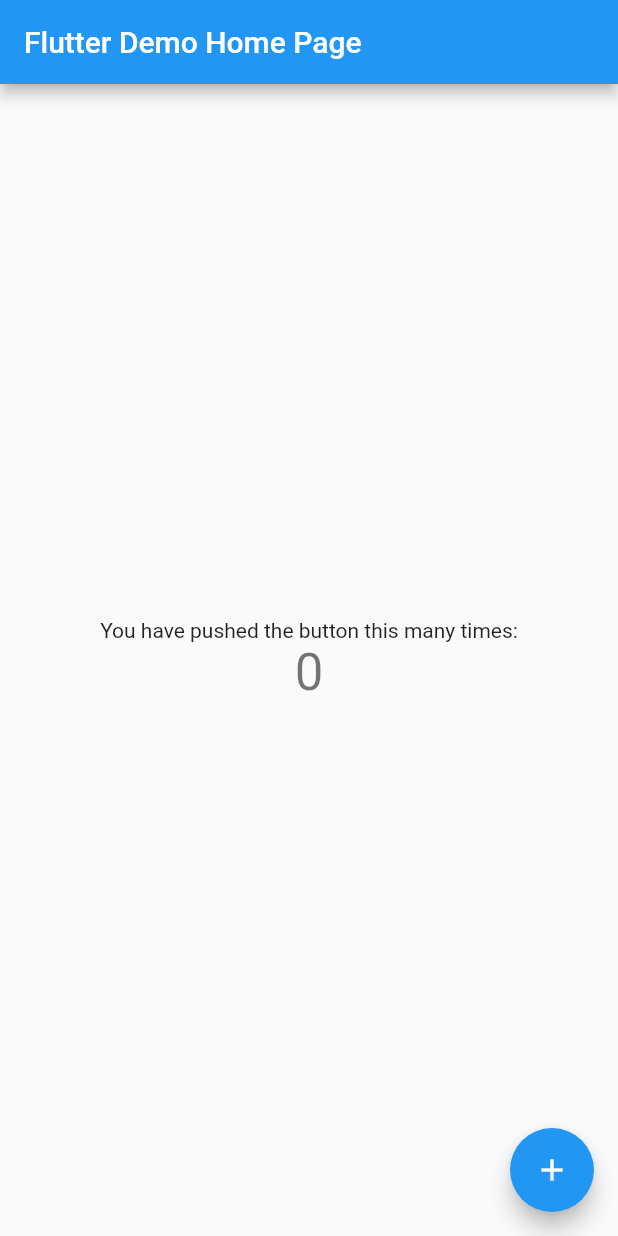
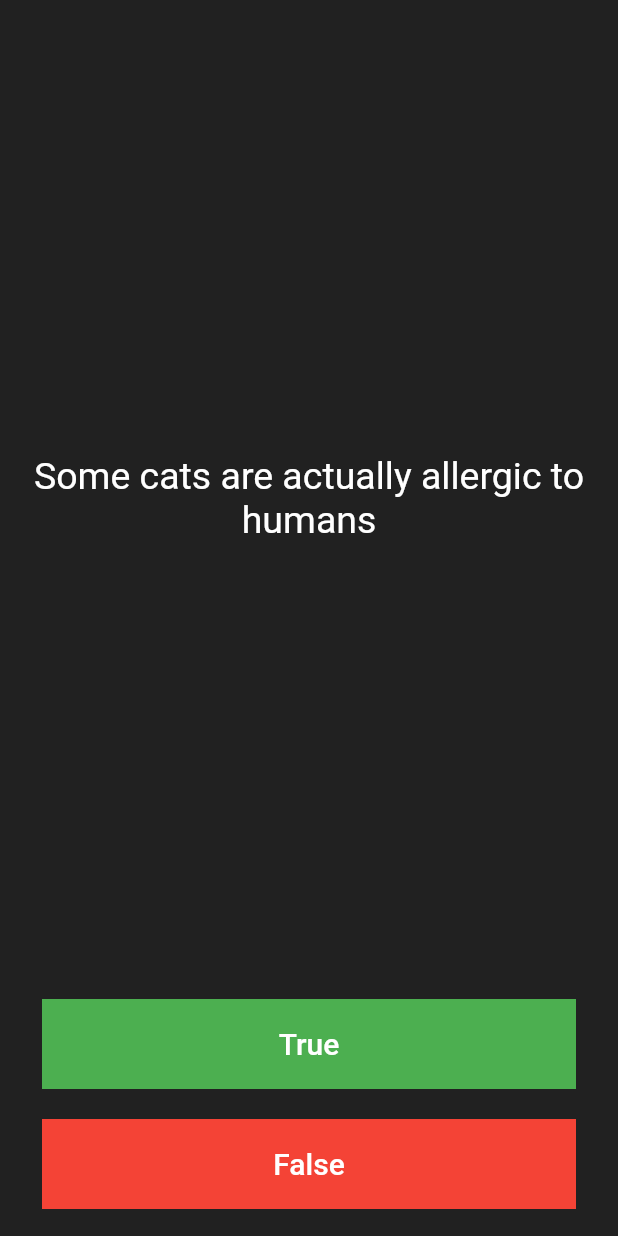
Before and after one commit to YogeshSinghNegi/Flutter-Quizzler, a Flutter app: the screen it shows after launch, on a phone screen of 412 x 824 dp. Run offline on Flutter 3.47's test engine with Material 2 defaults, Android fonts, the phone set to English and light mode, and no system bars; our stand-ins replace rflutter_alert.

Commit message:
Final Code

```diff
--- /dev/null
+++ b/quizzler/lib/Question.dart
@@ -0,0 +1,6 @@
+class Question {
+  String questionText;
+  bool questionAnswer;
+
+  Question(this.questionText, this.questionAnswer);
+}
--- /dev/null
+++ b/quizzler/lib/Quiz_brain.dart
@@ -0,0 +1,53 @@
+import 'package:quizzler/Question.dart';
+
+class QuizBrain {
+  var _quesNumber = 0;
+  List<Question> _quesAnswer = [
+    Question('Some cats are actually allergic to humans', true),
+    Question('You can lead a cow down stairs but not up stairs.', false),
+    Question('Approximately one quarter of human bones are in the feet.', true),
+    Question('A slug\'s blood is green.', true),
+    Question('Buzz Aldrin\'s mother\'s maiden name was \"Moon\".', true),
+    Question('It is illegal to pee in the Ocean in Portugal.', true),
+    Question(
+        'No piece of square dry paper can be folded in half more than 7 times.',
+        false),
+    Question(
+        'In London, UK, if you happen to die in the House of Parliament, you are technically entitled to a state funeral, because the building is considered too sacred a place.',
+        true),
+    Question(
+        'The loudest sound produced by any animal is 188 decibels. That animal is the African Elephant.',
+        false),
+    Question(
+        'The total surface area of two human lungs is approximately 70 square metres.',
+        true),
+    Question('Google was originally called \"Backrub\".', true),
+    Question(
+        'Chocolate affects a dog\'s heart and nervous system; a few ounces are enough to kill a small dog.',
+        true),
+    Question(
+        'In West Virginia, USA, if you accidentally hit an animal with your car, you are free to take it home to eat.',
+        true),
+  ];
+
+  void resetQuiz() {
+    _quesNumber = 0;
+  }
+
+  bool nextQuestion() {
+    if (_quesNumber < _quesAnswer.length - 1) {
+      _quesNumber++;
+    } else {
+      return false;
+    }
+    return true;
+  }
+
+  String getQuestionText() {
+    return _quesAnswer[_quesNumber].questionText;
+  }
+
+  bool getQuestionAnswer() {
+    return _quesAnswer[_quesNumber].questionAnswer;
+  }
+}
--- a/quizzler/lib/main.dart
+++ b/quizzler/lib/main.dart
@@ -1,111 +1,140 @@
 import 'package:flutter/material.dart';
+import 'package:quizzler/Quiz_brain.dart';
+import 'package:rflutter_alert/rflutter_alert.dart';
 
-void main() => runApp(MyApp());
+QuizBrain quizBrain = QuizBrain();
 
-class MyApp extends StatelessWidget {
-  // This widget is the root of your application.
+void main() => runApp(Quizzler());
+
+class Quizzler extends StatelessWidget {
   @override
   Widget build(BuildContext context) {
     return MaterialApp(
-      title: 'Flutter Demo',
-      theme: ThemeData(
-        // This is the theme of your application.
-        //
-        // Try running your application with "flutter run". You'll see the
-        // application has a blue toolbar. Then, without quitting the app, try
-        // changing the primarySwatch below to Colors.green and then invoke
-        // "hot reload" (press "r" in the console where you ran "flutter run",
-        // or simply save your changes to "hot reload" in a Flutter IDE).
-        // Notice that the counter didn't reset back to zero; the application
-        // is not restarted.
-        primarySwatch: Colors.blue,
+      home: Scaffold(
+        backgroundColor: Colors.grey.shade900,
+        body: SafeArea(
+          child: Padding(
+            padding: const EdgeInsets.all(8.0),
+            child: QuizPage(),
+          ),
+        ),
       ),
-      home: MyHomePage(title: 'Flutter Demo Home Page'),
     );
   }
 }
 
-class MyHomePage extends StatefulWidget {
-  MyHomePage({Key key, this.title}) : super(key: key);
-
-  // This widget is the home page of your application. It is stateful, meaning
-  // that it has a State object (defined below) that contains fields that affect
-  // how it looks.
-
-  // This class is the configuration for the state. It holds the values (in this
-  // case the title) provided by the parent (in this case the App widget) and
-  // used by the build method of the State. Fields in a Widget subclass are
-  // always marked "final".
-
-  final String title;
-
+class QuizPage extends StatefulWidget {
   @override
-  _MyHomePageState createState() => _MyHomePageState();
+  _QuizPageState createState() => _QuizPageState();
 }
 
-class _MyHomePageState extends State<MyHomePage> {
-  int _counter = 0;
+class _QuizPageState extends State<QuizPage> {
+  List<Icon> scoreKeeper = [];
 
-  void _incrementCounter() {
+  void checkInput(bool userPickedAnswer) {
     setState(() {
-      // This call to setState tells the Flutter framework that something has
-      // changed in this State, which causes it to rerun the build method below
-      // so that the display can reflect the updated values. If we changed
-      // _counter without calling setState(), then the build method would not be
-      // called again, and so nothing would appear to happen.
-      _counter++;
+      if (quizBrain.getQuestionAnswer() == userPickedAnswer) {
+        scoreKeeper.add(
+          Icon(
+            Icons.close,
+            color: Colors.red,
+          ),
+        );
+      } else {
+        scoreKeeper.add(
+          Icon(
+            Icons.check,
+            color: Colors.green,
+          ),
+        );
+      }
+      if (!quizBrain.nextQuestion()) {
+        Alert(
+            context: context,
+            type: AlertType.success,
+            title: 'Quiz ended',
+            desc: 'Do you want to restart the quiz?',
+            buttons: [
+              DialogButton(
+                onPressed: () {
+                  setState(() {
+                    scoreKeeper = [];
+                    quizBrain.resetQuiz();
+                    Navigator.pop(context);
+                  });
+                },
+                child: Text('Ok'),
+                height: 50.0,
+              )
+            ]).show();
+      }
     });
   }
 
   @override
   Widget build(BuildContext context) {
-    // This method is rerun every time setState is called, for instance as done
-    // by the _incrementCounter method above.
-    //
-    // The Flutter framework has been optimized to make rerunning build methods
-    // fast, so that you can just rebuild anything that needs updating rather
-    // than having to individually change instances of widgets.
-    return Scaffold(
-      appBar: AppBar(
-        // Here we take the value from the MyHomePage object that was created by
-        // the App.build method, and use it to set our appbar title.
-        title: Text(widget.title),
-      ),
-      body: Center(
-        // Center is a layout widget. It takes a single child and positions it
-        // in the middle of the parent.
-        child: Column(
-          // Column is also a layout widget. It takes a list of children and
-          // arranges them vertically. By default, it sizes itself to fit its
-          // children horizontally, and tries to be as tall as its parent.
-          //
-          // Invoke "debug painting" (press "p" in the console, choose the
-          // "Toggle Debug Paint" action from the Flutter Inspector in Android
-          // Studio, or the "Toggle Debug Paint" command in Visual Studio Code)
-          // to see the wireframe for each widget.
-          //
-          // Column has various properties to control how it sizes itself and
-          // how it positions its children. Here we use mainAxisAlignment to
-          // center the children vertically; the main axis here is the vertical
-          // axis because Columns are vertical (the cross axis would be
-          // horizontal).
-          mainAxisAlignment: MainAxisAlignment.center,
-          children: <Widget>[
-            Text(
-              'You have pushed the button this many times:',
+    return Column(
+      crossAxisAlignment: CrossAxisAlignment.stretch,
+      children: <Widget>[
+        Expanded(
+          child: Padding(
+            padding: EdgeInsets.all(10.0),
+            child: Center(
+              child: Text(
+                quizBrain.getQuestionText(),
+                textAlign: TextAlign.center,
+                style: TextStyle(
+                  color: Colors.white,
+                  fontSize: 25,
+                ),
+              ),
             ),
-            Text(
-              '$_counter',
-              style: Theme.of(context).textTheme.display1,
+          ),
+        ),
+        Padding(
+          padding: const EdgeInsets.all(10.0),
+          child: Container(
+            height: 60.0,
+            margin: EdgeInsets.symmetric(horizontal: 10.0),
+            color: Colors.green,
+            child: FlatButton(
+              onPressed: () {
+                checkInput(true);
+              },
+              child: Text(
+                'True',
+                style: TextStyle(
+                  color: Colors.white,
+                  fontSize: 20,
+                ),
+              ),
             ),
-          ],
+          ),
         ),
-      ),
-      floatingActionButton: FloatingActionButton(
-        onPressed: _incrementCounter,
-        tooltip: 'Increment',
-        child: Icon(Icons.add),
-      ), // This trailing comma makes auto-formatting nicer for build methods.
+        Padding(
+          padding: const EdgeInsets.all(10.0),
+          child: Container(
+            height: 60.0,
+            margin: EdgeInsets.symmetric(horizontal: 10.0),
+            color: Colors.red,
+            child: FlatButton(
+              onPressed: () {
+                checkInput(false);
+              },
+              child: Text(
+                'False',
+                style: TextStyle(
+                  color: Colors.white,
+                  fontSize: 20,
+                ),
+              ),
+            ),
+          ),
+        ),
+        Row(
+          children: scoreKeeper,
+        )
+      ],
     );
   }
 }
--- a/quizzler/pubspec.yaml
+++ b/quizzler/pubspec.yaml
@@ -23,6 +23,7 @@ dependencies:
   # The following adds the Cupertino Icons font to your application.
   # Use with the CupertinoIcons class for iOS style icons.
   cupertino_icons: ^0.1.2
+  rflutter_alert: ^1.0.3
 
 dev_dependencies:
   flutter_test:
```
Also changed, not shown: quizzler/pubspec.lock, 50 other files.
